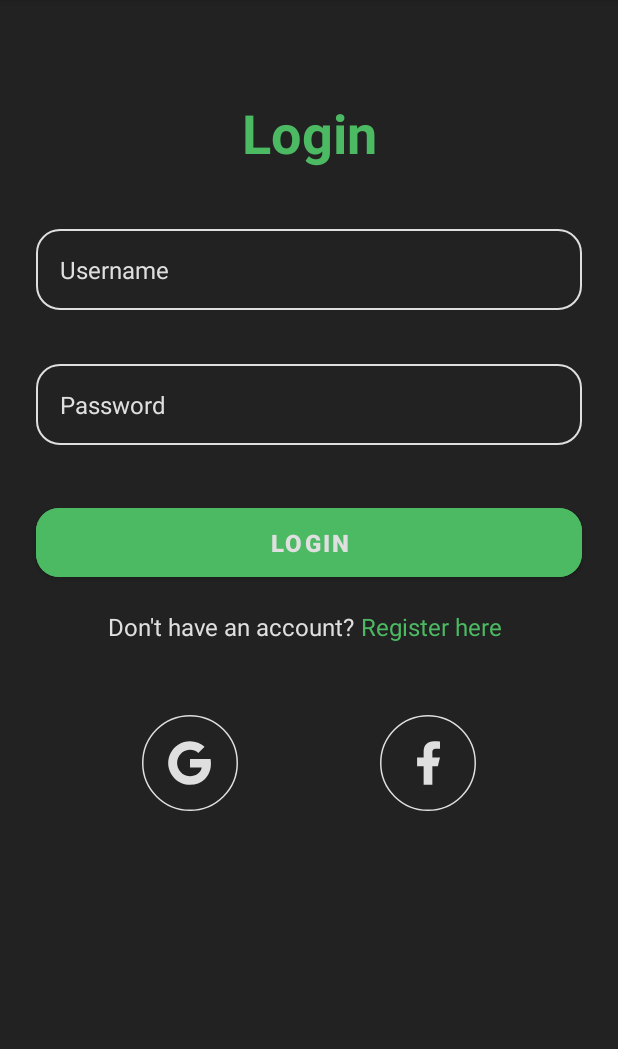
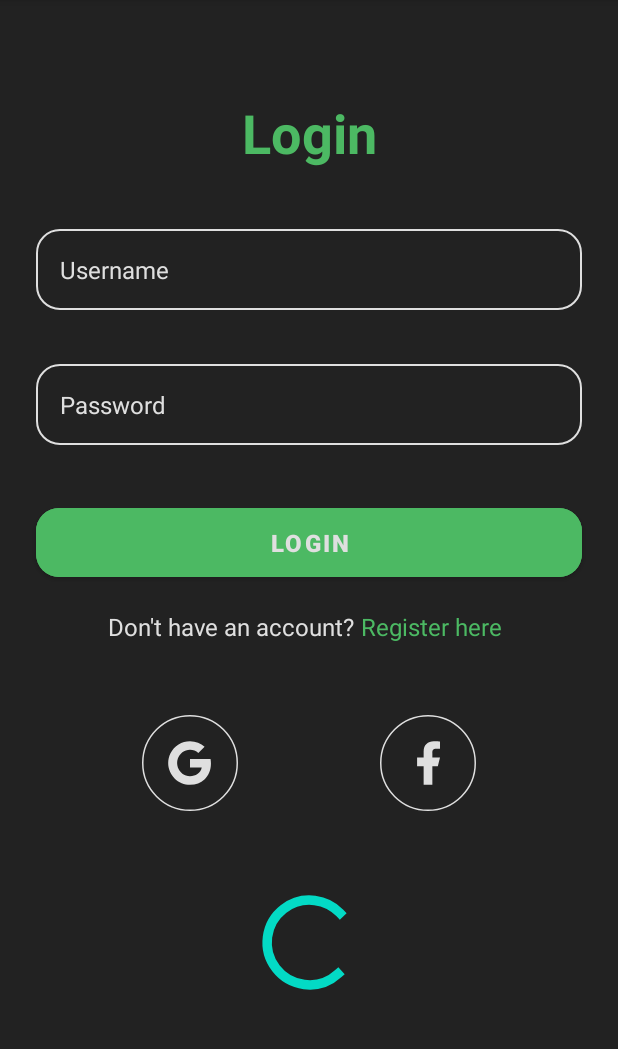
Before and after one commit to SyahranFD/DatabaseMovieAPI, an Android app: the LoginPage screen opened directly, with no data from a screen before it, on a phone screen of 412 x 824 dp, the part 84-1133 px from its top. Run offline under Robolectric (Android 15) with nearby library versions, the phone set to English and light mode, and no system bars.

Commit message:
style [SF] add progressbar

```diff
--- a/app/src/main/res/layout/activity_login_page.xml
+++ b/app/src/main/res/layout/activity_login_page.xml
@@ -101,6 +101,7 @@
         android:layout_marginStart="4dp"/>
 
     <androidx.constraintlayout.widget.ConstraintLayout
+        android:id="@+id/layoutGoogleAndFacebook"
         android:layout_width="match_parent"
         android:layout_height="wrap_content"
         app:layout_constraintTop_toBottomOf="@id/btnLogin"
@@ -131,5 +132,13 @@
 
     </androidx.constraintlayout.widget.ConstraintLayout>
 
+    <ProgressBar
+        android:layout_width="75dp"
+        android:layout_height="75dp"
+        app:layout_constraintTop_toBottomOf="@id/layoutGoogleAndFacebook"
+        app:layout_constraintStart_toStartOf="parent"
+        app:layout_constraintEnd_toEndOf="parent"
+        android:layout_marginTop="50dp"/>
+
 
 </androidx.constraintlayout.widget.ConstraintLayout>
```
